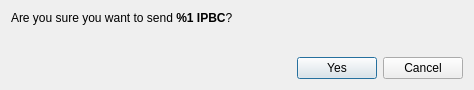
The window that src/gui/ui/confirmsenddialog.ui (ipbc-dev/bittube-wallet-old) describes before a commit, drawn with Qt 5.
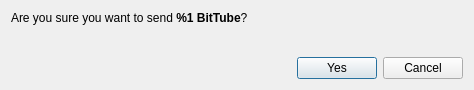
The same window after the commit. Icons and pictures are not drawn.

Commit message: Changed IPBC to BitTube

What changed in the file:
```diff
--- a/src/gui/ui/confirmsenddialog.ui
+++ b/src/gui/ui/confirmsenddialog.ui
@@ -22,7 +22,7 @@
      <item>
       <widget class="QLabel" name="m_confirmLabel">
        <property name="text">
-        <string>&lt;html&gt;&lt;head/&gt;&lt;body&gt;&lt;p&gt;Are you sure you want to send &lt;strong&gt;%1 IPBC&lt;/strong&gt;?&lt;/p&gt;&lt;/body&gt;&lt;/html&gt;</string>
+        <string>&lt;html&gt;&lt;head/&gt;&lt;body&gt;&lt;p&gt;Are you sure you want to send &lt;strong&gt;%1 BitTube&lt;/strong&gt;?&lt;/p&gt;&lt;/body&gt;&lt;/html&gt;</string>
        </property>
        <property name="textFormat">
         <enum>Qt::RichText</enum>
```
Left out of the diff: 2 changed lines with no effect on the pictures. The commit also changes 96 other files.
